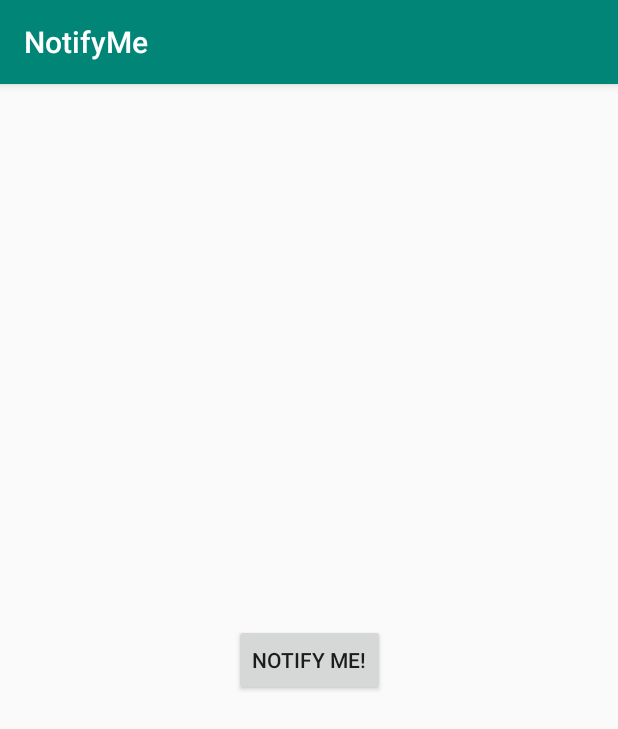
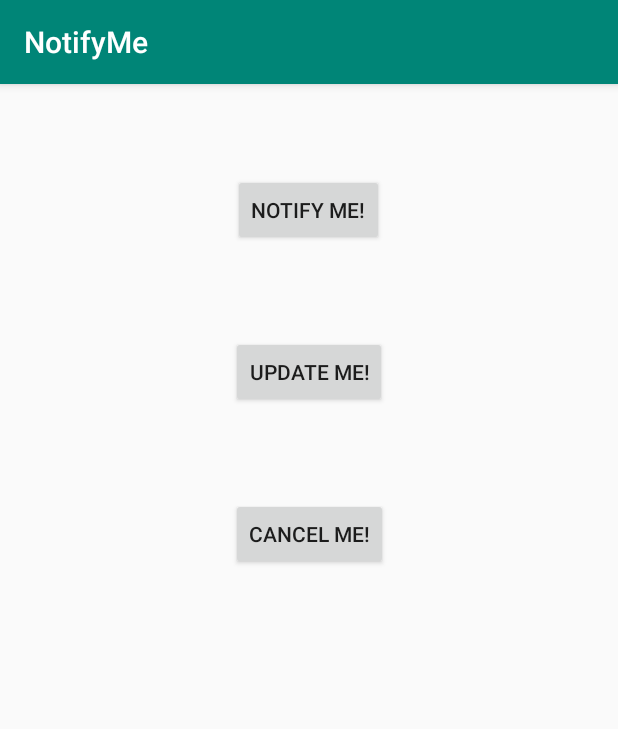
Before and after one commit to IsaacBevis123/NotifyMe, an Android app: the screen it shows after launch (MainActivity), on a phone screen of 412 x 824 dp. Shown: the top 729 px of the screen. Run offline under Robolectric (Android 15) with nearby library versions, the phone set to English and light mode, and no system bars.

Commit message:
Started task 2.2

```diff
--- a/app/src/main/java/com/example/notifyme/MainActivity.java
+++ b/app/src/main/java/com/example/notifyme/MainActivity.java
@@ -64,4 +64,12 @@ public class MainActivity extends AppCompatActivity {
                 .setDefaults(NotificationCompat.DEFAULT_ALL);
         return notifyBuilder;
     }
+
+    public void updateNotification(View view) {
+
+    }
+
+    public void cancelNotification(View view) {
+        mNotifyManager.cancel(NOTIFICATION_ID);
+    }
 }
--- a/app/src/main/res/layout/activity_main.xml
+++ b/app/src/main/res/layout/activity_main.xml
@@ -10,11 +10,36 @@
         android:id="@+id/notify"
         android:layout_width="wrap_content"
         android:layout_height="wrap_content"
+        android:layout_marginTop="60dp"
+        android:onClick="sendNotification"
         android:text="@string/notify_me"
-    android:onClick="sendNotification"
-    app:layout_constraintBottom_toBottomOf="parent"
+        app:layout_constraintEnd_toEndOf="parent"
+        app:layout_constraintHorizontal_bias="0.498"
         app:layout_constraintLeft_toLeftOf="parent"
         app:layout_constraintRight_toRightOf="parent"
-    app:layout_constraintTop_toTopOf="parent"/>
+        app:layout_constraintStart_toStartOf="parent"
+        app:layout_constraintTop_toTopOf="parent" />
+
+    <Button
+        android:id="@+id/update"
+        android:layout_width="wrap_content"
+        android:layout_height="wrap_content"
+        android:layout_marginTop="60dp"
+        android:text="@string/update_me"
+        android:onClick="updateNotification"
+        app:layout_constraintEnd_toEndOf="parent"
+        app:layout_constraintStart_toStartOf="parent"
+        app:layout_constraintTop_toBottomOf="@+id/notify" />
+
+    <Button
+        android:id="@+id/cancel"
+        android:layout_width="wrap_content"
+        android:layout_height="wrap_content"
+        android:layout_marginTop="60dp"
+        android:text="@string/cancel_me"
+        android:onClick="cancelNotification"
+        app:layout_constraintEnd_toEndOf="parent"
+        app:layout_constraintStart_toStartOf="parent"
+        app:layout_constraintTop_toBottomOf="@+id/update" />
 
 </androidx.constraintlayout.widget.ConstraintLayout>
--- a/app/src/main/res/values/strings.xml
+++ b/app/src/main/res/values/strings.xml
@@ -1,4 +1,6 @@
 <resources>
     <string name="app_name">NotifyMe</string>
     <string name="notify_me">Notify Me!</string>
+    <string name="update_me">Update Me!</string>
+    <string name="cancel_me">Cancel Me!</string>
 </resources>
```
Lines whose indentation alone changed are shown as unchanged.
